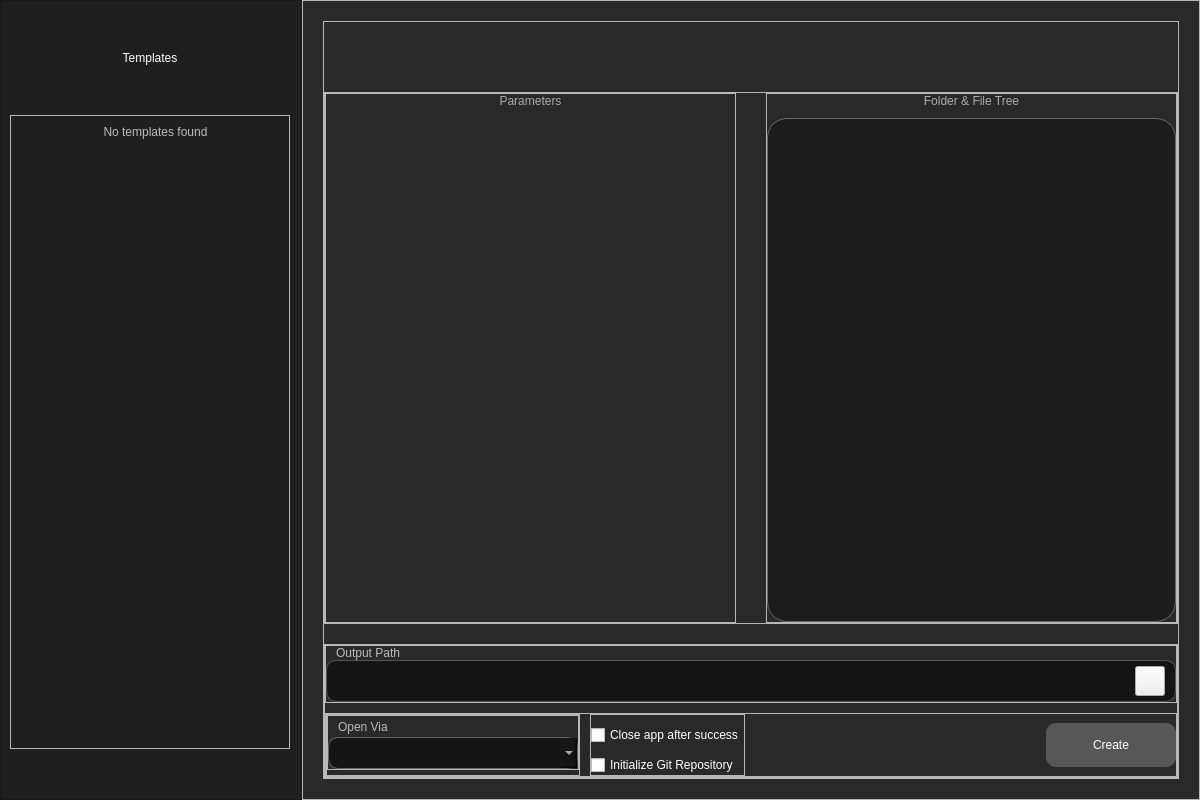
KrazyManJ/templatoron, file app/design/main_window.ui: the form before one commit.
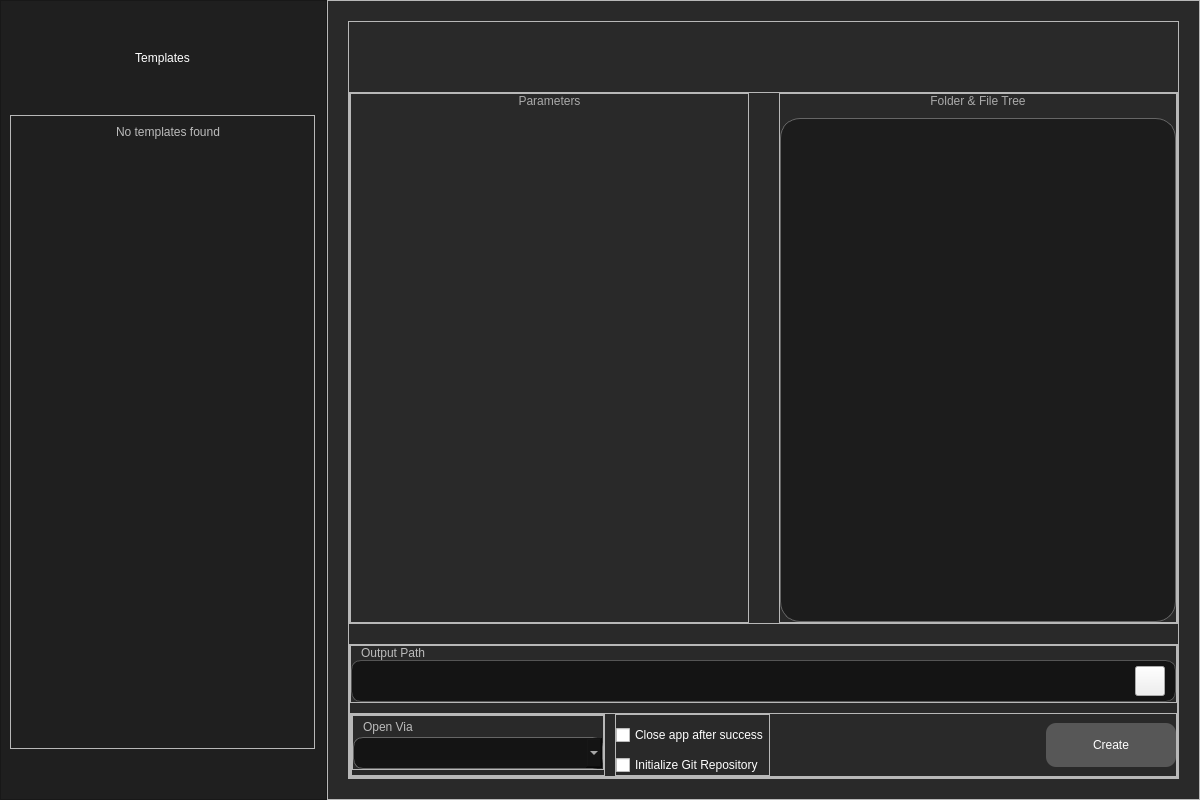
The form after the commit. Icons and pictures are not drawn.

Diff of the .ui file:
```diff
--- a/app/design/main_window.ui
+++ b/app/design/main_window.ui
@@ -25,7 +25,7 @@
 }
 #TemplateListFrame {
 	background: #1F1F1F;
-	min-width: 300px;
+	min-width: 325px;
 	border-right: 1px solid #555;
 }
 #TemplateLabel {
```
Left out of the diff: 2 changed lines with no effect on the pictures.
